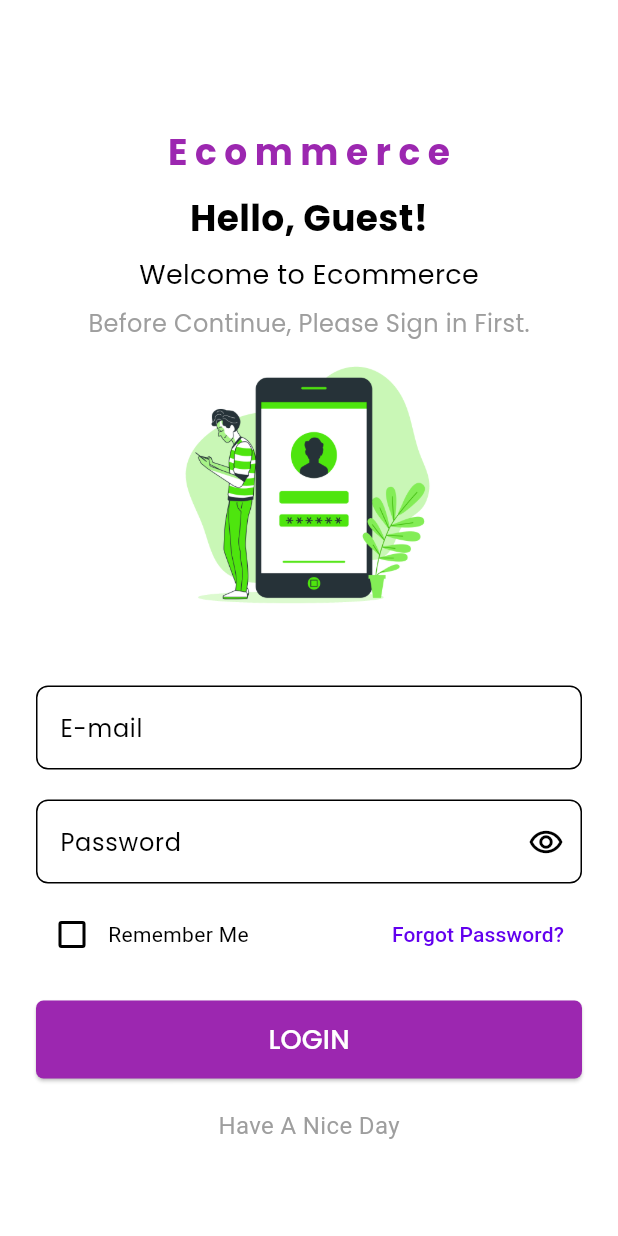
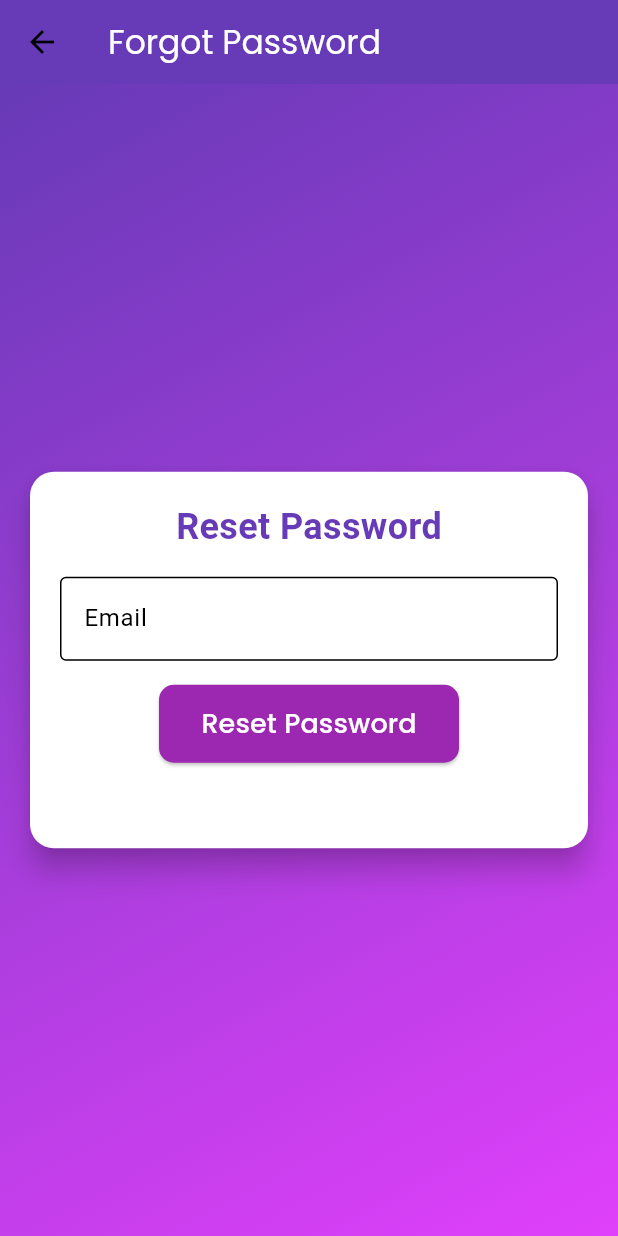
Before and after one commit to syedtayab321/Ecommerce-Project, a Flutter app: the Userlogin screen opened directly, after a tap on "Forgot Password?", on a phone screen of 412 x 824 dp. Run offline on Flutter 3.47's test engine with Material 3 defaults, Android fonts, the phone set to English and light mode, and no system bars; our stand-ins replace carousel_slider, cloud_firestore, convex_bottom_bar, firebase_auth, firebase_core, firebase_storage and 6 more; accounts and stored records are empty.

Commit message:
final app

```diff
--- /dev/null
+++ b/lib/Controllers/forgotPasswordController.dart
@@ -0,0 +1,34 @@
+import 'package:flutter/material.dart';
+import 'package:get/get.dart';
+import 'package:firebase_auth/firebase_auth.dart';
+
+class ForgotPasswordController extends GetxController {
+  final FirebaseAuth _auth = FirebaseAuth.instance;
+  final TextEditingController emailController = TextEditingController();
+  var message = ''.obs;
+
+  void resetPassword() async {
+    if (emailController.text.isEmpty) {
+      message.value = "Please enter your email.";
+      return;
+    }
+
+    // Show loading dialog
+    Get.dialog(Center(child: CircularProgressIndicator()), barrierDismissible: false);
+
+    try {
+      await _auth.sendPasswordResetEmail(email: emailController.text);
+      message.value = "Password reset email sent!";
+    } catch (e) {
+      message.value = "Error: ${e.toString()}";
+    } finally {
+      Get.back(); // Close loading dialog
+    }
+  }
+
+  @override
+  void dispose() {
+    emailController.dispose();
+    super.dispose();
+  }
+}
--- a/lib/UserLogin.dart
+++ b/lib/UserLogin.dart
@@ -1,5 +1,6 @@
 import 'package:ecommerce_app/Controllers/LoginController.dart';
 import 'package:ecommerce_app/Controllers/PasswordController.dart';
+import 'package:ecommerce_app/forgotpassword.dart';
 import 'package:ecommerce_app/widgets/OtherWidgets/ElevatedButton.dart';
 import 'package:ecommerce_app/widgets/OtherWidgets/Icon_Button.dart';
 import 'package:ecommerce_app/widgets/OtherWidgets/TextFormField.dart';
@@ -102,7 +103,9 @@ class _UserloginState extends State<Userlogin> {
                   Text('Remember Me'),
                   Spacer(),
                   TextButton(
-                    onPressed: () {},
+                    onPressed: () {
+                      Get.to(ForgotPasswordPage());
+                    },
                     child: Text('Forgot Password?'),
                   ),
                 ],
--- /dev/null
+++ b/lib/forgotpassword.dart
@@ -0,0 +1,89 @@
+import 'package:ecommerce_app/Controllers/forgotPasswordController.dart';
+import 'package:ecommerce_app/widgets/OtherWidgets/TextWidget.dart';
+import 'package:flutter/material.dart';
+import 'package:get/get.dart';
+
+import 'widgets/OtherWidgets/ElevatedButton.dart';
+
+class ForgotPasswordPage extends StatefulWidget {
+  @override
+  State<ForgotPasswordPage> createState() => _ForgotPasswordPageState();
+}
+
+class _ForgotPasswordPageState extends State<ForgotPasswordPage> {
+  final ForgotPasswordController controller = Get.put(ForgotPasswordController());
+
+  @override
+  Widget build(BuildContext context) {
+    return Scaffold(
+      appBar: AppBar(
+        title: TextWidget(title: 'Forgot Password',color: Colors.white,),
+        backgroundColor: Colors.deepPurple,
+      ),
+      body: Container(
+        decoration: BoxDecoration(
+          gradient: LinearGradient(
+            colors: [Colors.deepPurple, Colors.purpleAccent],
+            begin: Alignment.topLeft,
+            end: Alignment.bottomRight,
+          ),
+        ),
+        child: Center(
+          child: Padding(
+            padding: const EdgeInsets.all(16.0),
+            child: Card(
+              elevation: 8,
+              shape: RoundedRectangleBorder(
+                borderRadius: BorderRadius.circular(16),
+              ),
+              child: Padding(
+                padding: const EdgeInsets.all(20.0),
+                child: Column(
+                  mainAxisSize: MainAxisSize.min,
+                  children: [
+                    Text(
+                      'Reset Password',
+                      style: TextStyle(
+                        fontSize: 24,
+                        fontWeight: FontWeight.bold,
+                        color: Colors.deepPurple,
+                      ),
+                    ),
+                    SizedBox(height: 16),
+                    TextFormField(
+                      controller: controller.emailController,
+                      keyboardType: TextInputType.text,
+                      decoration: InputDecoration(
+                        labelText: 'Email',
+                        border: OutlineInputBorder(),
+                        filled: true,
+                        fillColor: Colors.white,
+                      ),
+                    ),
+                    SizedBox(height: 16),
+                  Elevated_button(
+                    text: 'Reset Password',
+                    path: controller.resetPassword,
+                    padding: 13,
+                    width: 200,
+                    height: 40,
+                    radius: 10,
+                    color: Colors.white,
+                    backcolor: Colors.purple,
+                    fontsize: 18,
+                  ),
+                    SizedBox(height: 16),
+                    Obx(() => Text(
+                      controller.message.value,
+                      style: TextStyle(color: Colors.red),
+                    )),
+                  ],
+                ),
+              ),
+            ),
+          ),
+        ),
+      ),
+    );
+  }
+}
```
